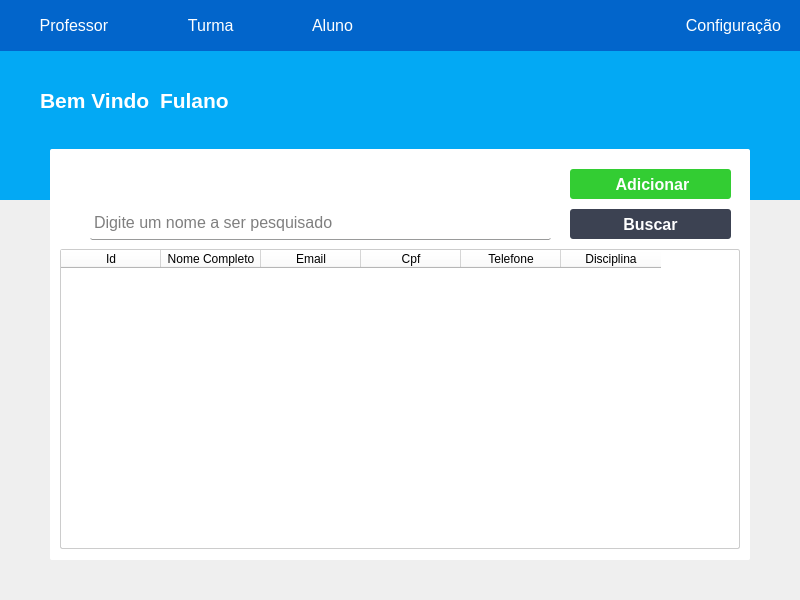
The window that gui/pagina_inicial.ui (Theus021/cadastro_de_alunos) describes before a commit, drawn with Qt 5.
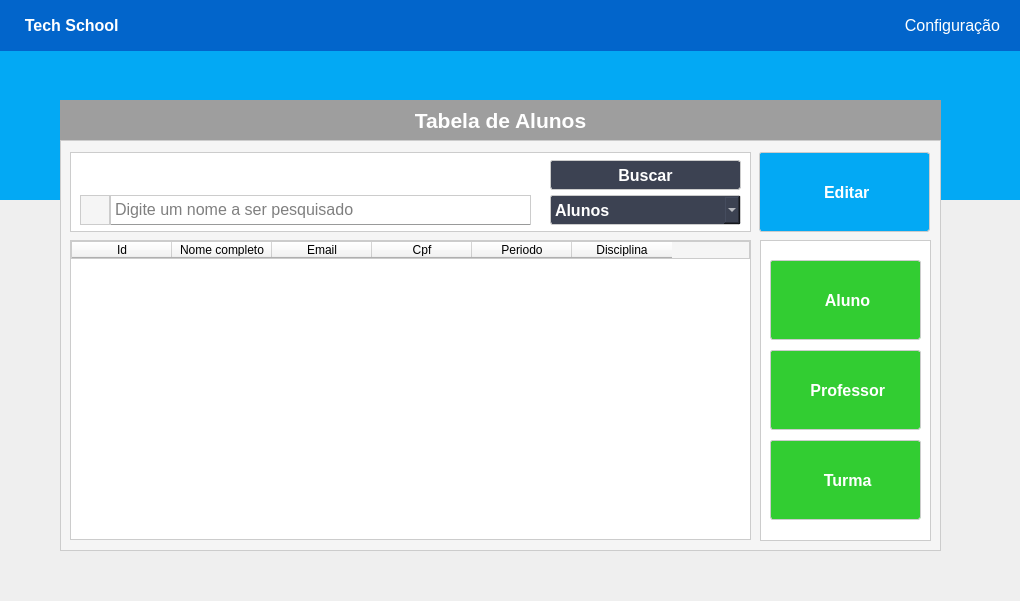
The same window after the commit. Icons and pictures are not drawn.

```diff
--- a/gui/pagina_inicial.ui
+++ b/gui/pagina_inicial.ui
@@ -6,8 +6,8 @@
    <rect>
     <x>0</x>
     <y>0</y>
-    <width>800</width>
-    <height>600</height>
+    <width>1020</width>
+    <height>601</height>
    </rect>
   </property>
   <property name="windowTitle">
@@ -19,7 +19,7 @@
      <rect>
       <x>0</x>
       <y>50</y>
-      <width>800</width>
+      <width>1020</width>
       <height>150</height>
      </rect>
     </property>
@@ -31,10 +31,10 @@
     <widget class="QLabel" name="bem_vindo">
      <property name="geometry">
       <rect>
-       <x>40</x>
-       <y>40</y>
-       <width>111</width>
-       <height>21</height>
+       <x>60</x>
+       <y>50</y>
+       <width>881</width>
+       <height>40</height>
       </rect>
      </property>
      <property name="font">
@@ -46,34 +46,16 @@
      </property>
      <property name="styleSheet">
       <string notr="true">QLabel{
-color: #FFFFFF}</string>
+color: #FFFFFF;
+background: #9E9E9E;
+}
+</string>
      </property>
      <property name="text">
-      <string>Bem Vindo</string>
+      <string>Tabela de Alunos</string>
      </property>
-    </widget>
-    <widget class="QLabel" name="nome_fulano">
-     <property name="geometry">
-      <rect>
-       <x>160</x>
-       <y>40</y>
-       <width>111</width>
-       <height>21</height>
-      </rect>
-     </property>
-     <property name="font">
-      <font>
-       <pointsize>16</pointsize>
-       <weight>75</weight>
-       <bold>true</bold>
-      </font>
-     </property>
-     <property name="styleSheet">
-      <string notr="true">QLabel{
-color: #FFFFFF}</string>
-     </property>
-     <property name="text">
-      <string>Fulano</string>
+     <property name="alignment">
+      <set>Qt::AlignCenter</set>
      </property>
     </widget>
    </widget>
@@ -82,7 +64,7 @@
      <rect>
       <x>0</x>
       <y>0</y>
-      <width>801</width>
+      <width>1020</width>
       <height>51</height>
      </rect>
     </property>
@@ -111,61 +93,27 @@
            <verstretch>0</verstretch>
           </sizepolicy>
          </property>
-         <property name="cursor">
-          <cursorShape>PointingHandCursor</cursorShape>
+         <property name="font">
+          <font>
+           <pointsize>-1</pointsize>
+           <weight>75</weight>
+           <bold>true</bold>
+          </font>
          </property>
-         <property name="layoutDirection">
-          <enum>Qt::LeftToRight</enum>
-         </property>
-         <property name="styleSheet">
-          <string notr="true">QPushButton{
-background:#0265CB;
-border:none;
-padding: 0px 10px 0px 10px;
-font-size: 16px;
-color: #FFF;
-}</string>
-         </property>
-         <property name="text">
-          <string>  Professor</string>
-         </property>
-         <property name="icon">
-          <iconset resource="assets/tool_bar/toolBar.qrc">
-           <normaloff>:/tool_bar/icons8-professor-18.png</normaloff>:/tool_bar/icons8-professor-18.png</iconset>
-         </property>
-         <property name="iconSize">
-          <size>
-           <width>20</width>
-           <height>20</height>
-          </size>
-         </property>
-        </widget>
-       </item>
-       <item>
-        <widget class="QPushButton" name="turma_button_bar">
-         <property name="sizePolicy">
-          <sizepolicy hsizetype="Preferred" vsizetype="Preferred">
-           <horstretch>0</horstretch>
-           <verstretch>0</verstretch>
-          </sizepolicy>
-         </property>
          <property name="cursor">
           <cursorShape>PointingHandCursor</cursorShape>
          </property>
-         <property name="layoutDirection">
-          <enum>Qt::LeftToRight</enum>
-         </property>
          <property name="styleSheet">
           <string notr="true">QPushButton{
 background:#0265CB;
 border:none;
-padding: 0px 10px 0px 10px;
+padding: 0px 0xp 0px 5px;
 font-size: 16px;
 color: #FFF;
 }</string>
          </property>
          <property name="text">
-          <string>  Turma</string>
+          <string> Tech School</string>
          </property>
          <property name="icon">
           <iconset resource="assets/tool_bar/toolBar.qrc">
@@ -173,46 +121,8 @@
          </property>
          <property name="iconSize">
           <size>
-           <width>20</width>
-           <height>20</height>
-          </size>
-         </property>
-        </widget>
-       </item>
-       <item>
-        <widget class="QPushButton" name="aluno_button_bar">
-         <property name="sizePolicy">
-          <sizepolicy hsizetype="Preferred" vsizetype="Preferred">
-           <horstretch>0</horstretch>
-           <verstretch>0</verstretch>
-          </sizepolicy>
-         </property>
-         <property name="cursor">
-          <cursorShape>PointingHandCursor</cursorShape>
-         </property>
-         <property name="layoutDirection">
-          <enum>Qt::LeftToRight</enum>
-         </property>
-         <property name="styleSheet">
-          <string notr="true">QPushButton{
-background:#0265CB;
-border:none;
-padding: 0px 10px 0px 10px;
-font-size: 16px;
-color: #FFF;
-}</string>
-         </property>
-         <property name="text">
-          <string>  Aluno</string>
-         </property>
-         <property name="icon">
-          <iconset resource="assets/tool_bar/toolBar.qrc">
-           <normaloff>:/tool_bar/icons8-pessoa-do-sexo-masculino-20.png</normaloff>:/tool_bar/icons8-pessoa-do-sexo-masculino-20.png</iconset>
-         </property>
-         <property name="iconSize">
-          <size>
-           <width>20</width>
-           <height>18</height>
+           <width>30</width>
+           <height>30</height>
           </size>
          </property>
         </widget>
@@ -269,73 +179,26 @@
      </item>
     </layout>
    </widget>
-   <widget class="QTableWidget" name="tableWidget">
-    <property name="geometry">
-     <rect>
-      <x>50</x>
-      <y>230</y>
-      <width>680</width>
-      <height>300</height>
-     </rect>
-    </property>
-    <property name="cursor" stdset="0">
-     <cursorShape>PointingHandCursor</cursorShape>
-    </property>
-    <property name="styleSheet">
-     <string notr="true">QTableWidget{
-background:#FFFFFF}</string>
-    </property>
-    <column>
-     <property name="text">
-      <string>Id</string>
-     </property>
-    </column>
-    <column>
-     <property name="text">
-      <string>Nome Completo</string>
-     </property>
-    </column>
-    <column>
-     <property name="text">
-      <string>Email</string>
-     </property>
-    </column>
-    <column>
-     <property name="text">
-      <string>Cpf</string>
-     </property>
-    </column>
-    <column>
-     <property name="text">
-      <string>Telefone</string>
-     </property>
-    </column>
-    <column>
-     <property name="text">
-      <string>Disciplina</string>
-     </property>
-    </column>
-   </widget>
    <widget class="QWidget" name="widget_3" native="true">
     <property name="geometry">
      <rect>
-      <x>50</x>
-      <y>149</y>
-      <width>700</width>
+      <x>60</x>
+      <y>140</y>
+      <width>881</width>
       <height>411</height>
      </rect>
     </property>
     <property name="styleSheet">
      <string notr="true">QWidget{
-background:#FFFFFF;
-border-radius:2px;
+background:#F5F5F5;
+border: 1px solid #CCC;
 }</string>
     </property>
     <widget class="QLabel" name="search_icon">
      <property name="geometry">
       <rect>
-       <x>10</x>
-       <y>60</y>
+       <x>20</x>
+       <y>55</y>
        <width>30</width>
        <height>30</height>
       </rect>
@@ -350,9 +213,9 @@
     <widget class="QPushButton" name="buscar_input">
      <property name="geometry">
       <rect>
-       <x>520</x>
-       <y>60</y>
-       <width>161</width>
+       <x>490</x>
+       <y>20</y>
+       <width>191</width>
        <height>30</height>
       </rect>
      </property>
@@ -386,10 +249,10 @@
     <widget class="QPushButton" name="adicionar_button">
      <property name="geometry">
       <rect>
-       <x>520</x>
-       <y>20</y>
-       <width>161</width>
-       <height>30</height>
+       <x>699</x>
+       <y>12</y>
+       <width>171</width>
+       <height>80</height>
       </rect>
      </property>
      <property name="font">
@@ -404,13 +267,13 @@
      </property>
      <property name="styleSheet">
       <string notr="true">QPushButton{
-background: #33CD33;
+background: #03A9F4;
 color: #FFF;
 border-radius:3px;
 }</string>
      </property>
      <property name="text">
-      <string> Adicionar</string>
+      <string> Editar</string>
      </property>
      <property name="icon">
       <iconset resource="assets/principal/principal.qrc">
@@ -426,16 +289,18 @@
     <widget class="QPlainTextEdit" name="search_input">
      <property name="geometry">
       <rect>
-       <x>40</x>
-       <y>60</y>
-       <width>461</width>
-       <height>31</height>
+       <x>50</x>
+       <y>55</y>
+       <width>421</width>
+       <height>30</height>
       </rect>
      </property>
      <property name="styleSheet">
       <string notr="true">QPlainTextEdit{
 font-size:16px;
-border-bottom: 1px solid #999A9A }</string>
+background: #FFFFFF;
+border-bottom: 1px solid #999A9A;
+}</string>
      </property>
      <property name="placeholderText">
       <string>Digite um nome a ser pesquisado</string>
@@ -446,13 +311,19 @@
       <rect>
        <x>10</x>
        <y>100</y>
-       <width>680</width>
+       <width>681</width>
        <height>300</height>
       </rect>
      </property>
+     <property name="font">
+      <font>
+       <weight>75</weight>
+       <bold>true</bold>
+      </font>
+     </property>
      <property name="styleSheet">
       <string notr="true">QTableWidget{
-background:#FFFFFF;
+background:#FFF;
 border: 1px solid #CCC}</string>
      </property>
      <column>
@@ -462,7 +333,7 @@
      </column>
      <column>
       <property name="text">
-       <string>Nome Completo</string>
+       <string>Nome completo</string>
       </property>
      </column>
      <column>
@@ -477,7 +348,7 @@
      </column>
      <column>
       <property name="text">
-       <string>Telefone</string>
+       <string>Periodo</string>
       </property>
      </column>
      <column>
@@ -486,6 +357,205 @@
       </property>
      </column>
     </widget>
+    <widget class="QLabel" name="label">
+     <property name="geometry">
+      <rect>
+       <x>10</x>
+       <y>12</y>
+       <width>681</width>
+       <height>80</height>
+      </rect>
+     </property>
+     <property name="styleSheet">
+      <string notr="true">QLabel{
+background: #FFF}</string>
+     </property>
+     <property name="text">
+      <string/>
+     </property>
+    </widget>
+    <widget class="QPushButton" name="adicionar_aluno_button">
+     <property name="geometry">
+      <rect>
+       <x>710</x>
+       <y>120</y>
+       <width>151</width>
+       <height>80</height>
+      </rect>
+     </property>
+     <property name="font">
+      <font>
+       <pointsize>12</pointsize>
+       <weight>75</weight>
+       <bold>true</bold>
+      </font>
+     </property>
+     <property name="cursor">
+      <cursorShape>PointingHandCursor</cursorShape>
+     </property>
+     <property name="styleSheet">
+      <string notr="true">QPushButton{
+background: #32CD32;
+color: #FFF;
+border-radius:3px;
+}</string>
+     </property>
+     <property name="text">
+      <string> Aluno</string>
+     </property>
+     <property name="icon">
+      <iconset resource="../assets/principal/principal.qrc">
+       <normaloff>:/principal/icons8-soma-20.png</normaloff>:/principal/icons8-soma-20.png</iconset>
+     </property>
+     <property name="iconSize">
+      <size>
+       <width>30</width>
+       <height>30</height>
+      </size>
+     </property>
+    </widget>
+    <widget class="QLabel" name="label_2">
+     <property name="geometry">
+      <rect>
+       <x>700</x>
+       <y>100</y>
+       <width>171</width>
+       <height>301</height>
+      </rect>
+     </property>
+     <property name="styleSheet">
+      <string notr="true">QLabel{
+background: #FFF}</string>
+     </property>
+     <property name="text">
+      <string/>
+     </property>
+    </widget>
+    <widget class="QPushButton" name="adicionar_prof_button">
+     <property name="geometry">
+      <rect>
+       <x>710</x>
+       <y>210</y>
+       <width>151</width>
+       <height>80</height>
+      </rect>
+     </property>
+     <property name="font">
+      <font>
+       <pointsize>12</pointsize>
+       <weight>75</weight>
+       <bold>true</bold>
+      </font>
+     </property>
+     <property name="cursor">
+      <cursorShape>PointingHandCursor</cursorShape>
+     </property>
+     <property name="styleSheet">
+      <string notr="true">QPushButton{
+background: #32CD32;
+color: #FFF;
+border-radius:3px;
+}</string>
+     </property>
+     <property name="text">
+      <string> Professor</string>
+     </property>
+     <property name="icon">
+      <iconset resource="../assets/principal/principal.qrc">
+       <normaloff>:/principal/icons8-soma-20.png</normaloff>:/principal/icons8-soma-20.png</iconset>
+     </property>
+     <property name="iconSize">
+      <size>
+       <width>30</width>
+       <height>30</height>
+      </size>
+     </property>
+    </widget>
+    <widget class="QPushButton" name="adicionar_turma_button">
+     <property name="geometry">
+      <rect>
+       <x>710</x>
+       <y>300</y>
+       <width>151</width>
+       <height>80</height>
+      </rect>
+     </property>
+     <property name="font">
+      <font>
+       <pointsize>12</pointsize>
+       <weight>75</weight>
+       <bold>true</bold>
+      </font>
+     </property>
+     <property name="cursor">
+      <cursorShape>PointingHandCursor</cursorShape>
+     </property>
+     <property name="styleSheet">
+      <string notr="true">QPushButton{
+background: #32CD32;
+color: #FFF;
+border-radius:3px;
+}</string>
+     </property>
+     <property name="text">
+      <string> Turma</string>
+     </property>
+     <property name="icon">
+      <iconset resource="../assets/principal/principal.qrc">
+       <normaloff>:/principal/icons8-soma-20.png</normaloff>:/principal/icons8-soma-20.png</iconset>
+     </property>
+     <property name="iconSize">
+      <size>
+       <width>30</width>
+       <height>30</height>
+      </size>
+     </property>
+    </widget>
+    <widget class="QComboBox" name="filtro_comboBox">
+     <property name="geometry">
+      <rect>
+       <x>490</x>
+       <y>55</y>
+       <width>191</width>
+       <height>30</height>
+      </rect>
+     </property>
+     <property name="font">
+      <font>
+       <pointsize>12</pointsize>
+       <weight>75</weight>
+       <bold>true</bold>
+      </font>
+     </property>
+     <property name="styleSheet">
+      <string notr="true">QComboBox{
+background: #3C4252;
+color: #FFF;
+border-radius:3px;
+}</string>
+     </property>
+     <item>
+      <property name="text">
+       <string>Alunos</string>
+      </property>
+     </item>
+     <item>
+      <property name="text">
+       <string>Professores</string>
+      </property>
+     </item>
+    </widget>
+    <zorder>label_2</zorder>
+    <zorder>label</zorder>
+    <zorder>search_icon</zorder>
+    <zorder>buscar_input</zorder>
+    <zorder>editarr_button</zorder>
+    <zorder>search_input</zorder>
+    <zorder>tableWidget_2</zorder>
+    <zorder>adicionar_aluno_button</zorder>
+    <zorder>adicionar_prof_button</zorder>
+    <zorder>adicionar_turma_button</zorder>
+    <zorder>filtro_comboBox</zorder>
    </widget>
    <widget class="QWidget" name="layoutWidget">
     <property name="geometry">
```
Left out of the diff: 18 changed lines with no effect on the pictures.
